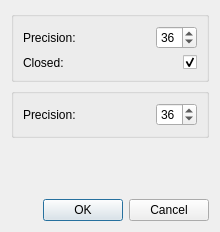
CGAL/cgal, file Polyhedron/demo/Polyhedron/Plugins/PCA/Basic_volumes_generator_dialog.ui: the form before one commit.
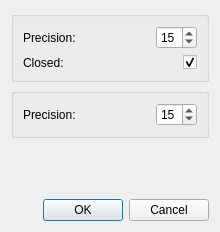
The form after the commit.

Commit message: Add a sphere generator

What changed in the file:
```diff
--- a/Polyhedron/demo/Polyhedron/Plugins/PCA/Basic_volumes_generator_dialog.ui
+++ b/Polyhedron/demo/Polyhedron/Plugins/PCA/Basic_volumes_generator_dialog.ui
@@ -46,7 +46,7 @@
              <number>60</number>
             </property>
             <property name="value">
-             <number>36</number>
+             <number>15</number>
             </property>
            </widget>
           </item>
@@ -106,7 +106,7 @@
              <number>60</number>
             </property>
             <property name="value">
-             <number>36</number>
+             <number>15</number>
             </property>
            </widget>
           </item>
```
The commit also changes 1 other file.
